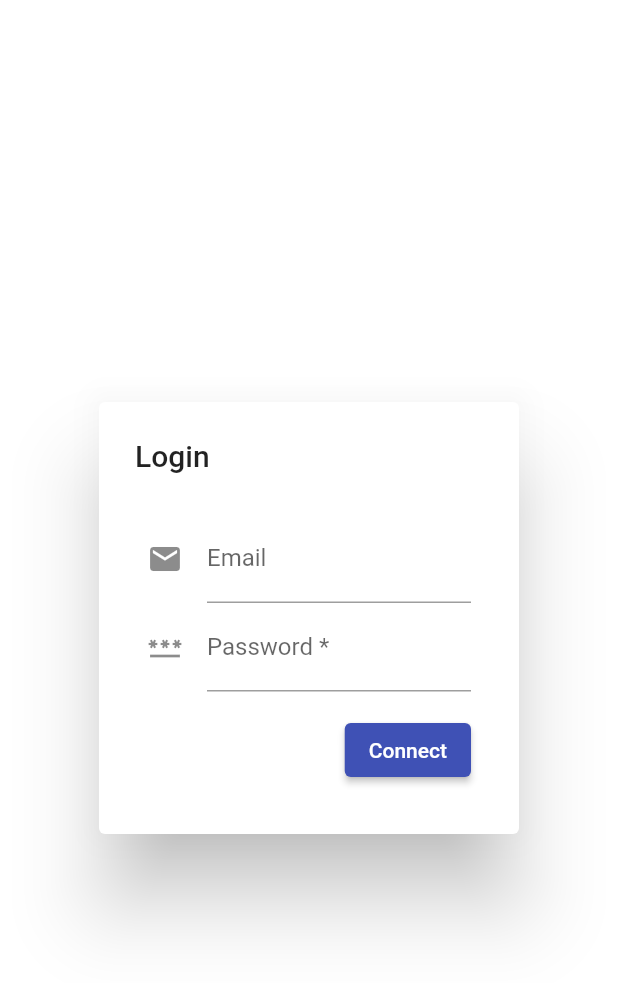
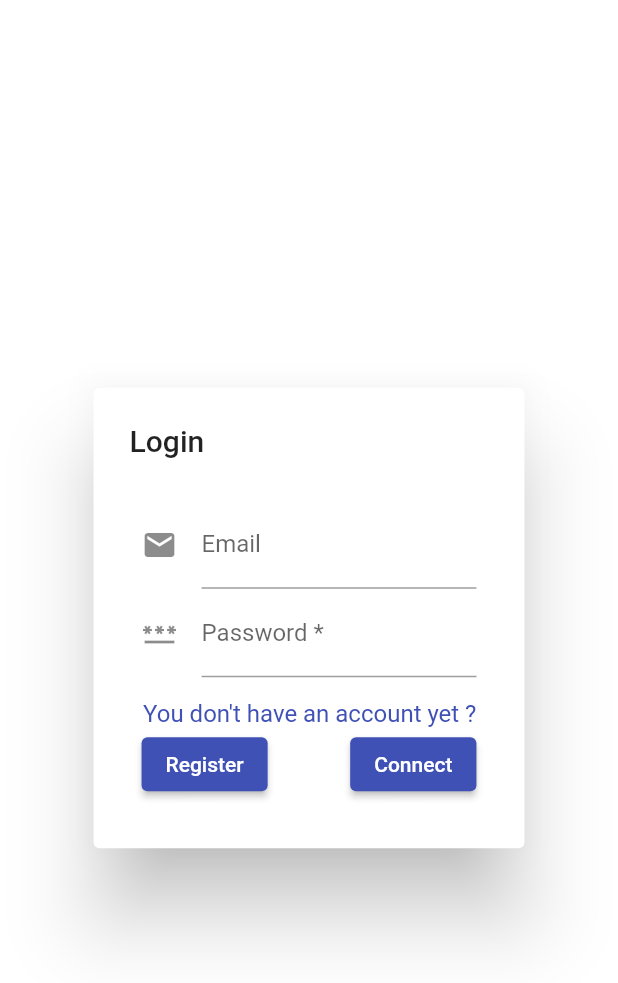
Before and after one commit to AtelierIUTCharlemagne/AppFlutter, a Flutter app: the screen it shows after launch, on a phone screen of 412 x 824 dp. Shown: the top 983 px of the screen. Run offline on Flutter 3.47's test engine with Material 2 defaults, Android fonts, the phone set to English and light mode, and no system bars; our stand-ins replace date_field, dio, faker, flutter_map, jwt_decoder, latlong2 and 1 more; missing offline and left inert: mapbox_search_flutter.

Commit message:
🐛 ✨ You don't have an account yet + bugfixe current user pas set après un login

```diff
--- a/atelier2_app_mobile/lib/model/User.dart
+++ b/atelier2_app_mobile/lib/model/User.dart
@@ -34,8 +34,16 @@ class User {
   register() async {
     try {
       var response = await Dio().post(
-          'http://docketu.iutnc.univ-lorraine.fr:62349/users/signup',
+          //'http://docketu.iutnc.univ-lorraine.fr:62349/users/signup',
+          'http://localhost:62349/users/signup',
           data: {'username': name, 'email': mail, 'passwd': password});
+          //User u = User(name, mail, password);
+          //current user = u;
+          //pb /signup ne rtourne pas l'id de l'user
+
+          //connect va aller set le current user
+          connect();
+
       print(response);
     } catch (e) {
       print(e);
--- a/atelier2_app_mobile/lib/screens/Connect.dart
+++ b/atelier2_app_mobile/lib/screens/Connect.dart
@@ -56,6 +56,47 @@ class _ConnectState extends State<Connect> {
                 },
               ),
               const Padding(padding: EdgeInsets.only(top: 15.0)),
+              /*
+                Row(
+                  mainAxisAlignment: MainAxisAlignment.start,
+                  children: <Widget>[
+                    Column(
+                      children: <Widget>[
+                        const Text(
+                          "You don't have an account yet ?",
+                          style: TextStyle(
+                            color: Colors.indigo,
+                          ),
+                        ),
+                        ElevatedButton(
+                            onPressed: () async {
+                              if (_formKey.currentState!.validate()) {
+                                _formKey.currentState!.save();
+                                if (await usr.connect()) {
+                                  Navigator.pushReplacementNamed(
+                                      context, '/register');
+                                  Navigator.pop(context);
+                                }
+                              }
+                            },
+                            child: const Text("Register")),
+                      ],
+                    ),
+                    */
+              const Text(
+                "You don't have an account yet ?",
+                style: TextStyle(
+                  color: Colors.indigo,
+                ),
+              ),
+              Row(
+                children: [
+                  ElevatedButton(
+                      onPressed: () {
+                        Navigator.pushReplacementNamed(context, '/register');
+                      },
+                      child: const Text("Register")),
+                  const Padding(padding: EdgeInsets.only(right: 55.0)),
                   ElevatedButton(
                       onPressed: () async {
                         if (_formKey.currentState!.validate()) {
@@ -66,8 +107,11 @@ class _ConnectState extends State<Connect> {
                           }
                         }
                       },
-                    child: const Text("Connect"))
-              ]),
+                      child: const Text("Connect")),
+                ],
+              ),
+            ],
+          ),
         ),
       ),
     );
```
Also changed, not shown: atelier2_app_mobile/pubspec.lock. Lines whose indentation alone changed are shown as unchanged.
